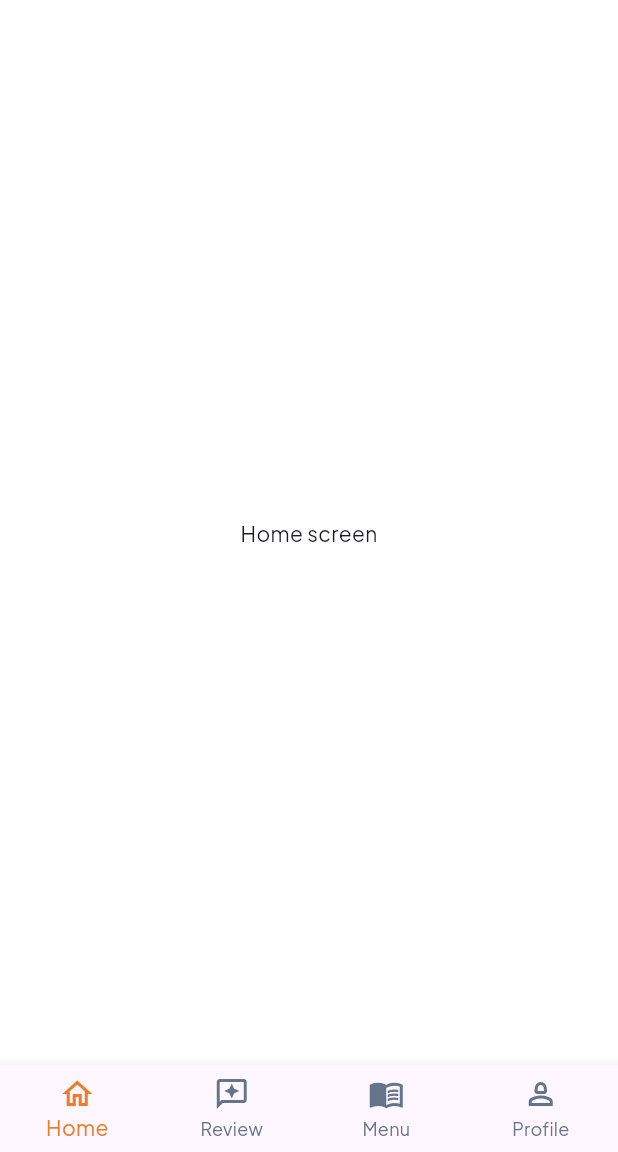
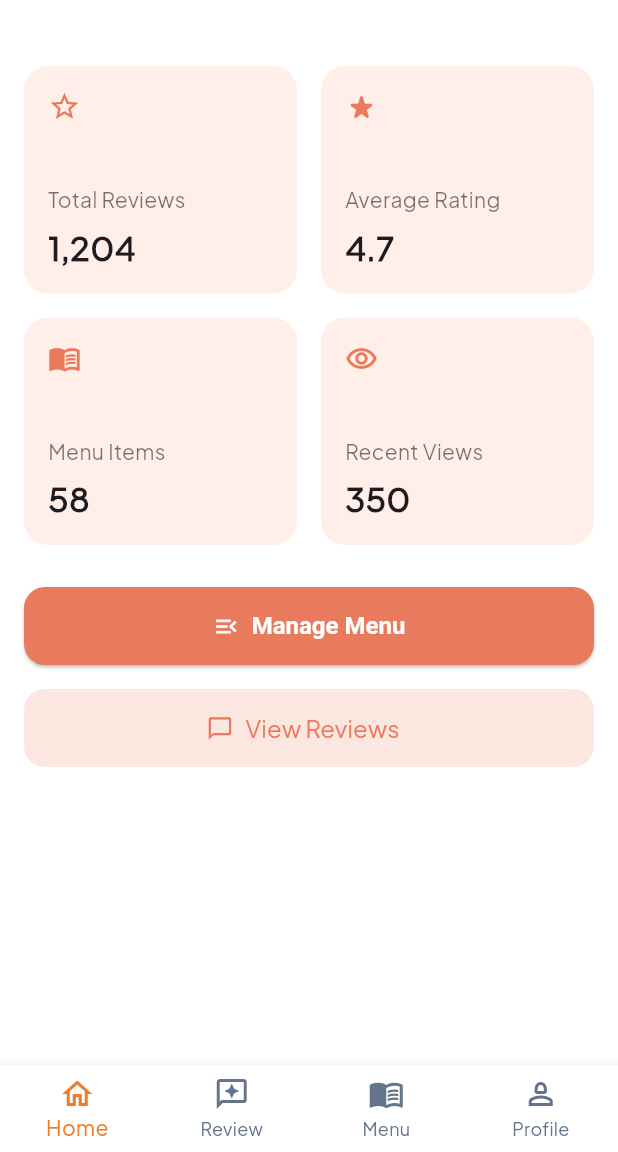
Before and after one commit to SnehaMdhr/munch_nearby, a Flutter app: the BottomNavigationBarForRestaurant screen opened directly, on a phone screen of 412 x 824 dp, the part 84-1236 px from its top. Run offline on Flutter 3.47's test engine with Material 3 defaults, Android fonts, the phone set to English and light mode, and no system bars.

Commit message:
dashboard for restaurant owner compeleted

```diff
--- a/lib/screens/bottom_navigation_bar_for_restaurant.dart
+++ b/lib/screens/bottom_navigation_bar_for_restaurant.dart
@@ -39,7 +39,7 @@ class _BottomNavigationBarForRestaurantState extends State<BottomNavigationBarFo
           BottomNavigationBarItem(icon: Icon(Icons.menu_book_outlined), label: "Menu"),
           BottomNavigationBarItem(icon: Icon(Icons.person_2_outlined), label: "Profile")
         ],
-
+        backgroundColor: Colors.white,
         selectedItemColor: Color(0xFFEE7C2B),
         unselectedItemColor: Color(0xFF64748B),
         currentIndex: _selectedIndex,
--- a/lib/screens/bottom_screen_restaurant_owner/home_screen_restaurant.dart
+++ b/lib/screens/bottom_screen_restaurant_owner/home_screen_restaurant.dart
@@ -1,4 +1,5 @@
 import 'package:flutter/material.dart';
+import 'package:munch_nearby/widgets/dashboard_card.dart';
 
 class HomeScreenRestaurant extends StatelessWidget {
   const HomeScreenRestaurant({super.key});
@@ -6,8 +7,93 @@ class HomeScreenRestaurant extends StatelessWidget {
   @override
   Widget build(BuildContext context) {
     return SizedBox.expand(
-      child: Center(
-        child: Text("Home screen"),
+      child: SafeArea(
+        child: SingleChildScrollView(
+          padding: const EdgeInsets.symmetric(horizontal: 16, vertical: 20),
+          child: Column(
+            crossAxisAlignment: CrossAxisAlignment.start,
+            children: [
+
+              const SizedBox(height: 24),
+
+              GridView.count(
+                crossAxisCount: 2,
+                shrinkWrap: true,
+                physics: const NeverScrollableScrollPhysics(),
+                mainAxisSpacing: 16,
+                crossAxisSpacing: 16,
+                childAspectRatio: 1.2,
+                children: const [
+                  DashboardCard(
+                    icon: Icons.star_border,
+                    title: "Total Reviews",
+                    value: "1,204",
+                  ),
+                  DashboardCard(
+                    icon: Icons.star_rate_rounded,
+                    title: "Average Rating",
+                    value: "4.7",
+                  ),
+                  DashboardCard(
+                    icon: Icons.menu_book_outlined,
+                    title: "Menu Items",
+                    value: "58",
+                  ),
+                  DashboardCard(
+                    icon: Icons.remove_red_eye_outlined,
+                    title: "Recent Views",
+                    value: "350",
+                  ),
+                ],
+              ),
+
+              const SizedBox(height: 28),
+
+              /// Manage Menu Button
+              SizedBox(
+                width: double.infinity,
+                height: 52,
+                child: ElevatedButton.icon(
+                  onPressed: () {},
+                  icon: const Icon(Icons.menu_open),
+                  label: const Text(
+                    "Manage Menu",
+                    style: TextStyle(fontSize: 16),
+                  ),
+                  style: OutlinedButton.styleFrom(
+                    shape: RoundedRectangleBorder(
+                      borderRadius: BorderRadius.circular(14),
+                    ),
+                  ),
+                ),
+              ),
+
+              const SizedBox(height: 16),
+
+              /// View Reviews Button
+              SizedBox(
+                width: double.infinity,
+                height: 52,
+                child: OutlinedButton.icon(
+                  onPressed: () {},
+                  icon: const Icon(Icons.chat_bubble_outline),
+                  label: const Text(
+                    "View Reviews",
+                    style: TextStyle(fontSize: 16),
+                  ),
+                  style: OutlinedButton.styleFrom(
+                    foregroundColor: const Color(0xFFEB7A5C),
+                    backgroundColor: const Color(0xFFFBE7E0),
+                    side: BorderSide.none,
+                    shape: RoundedRectangleBorder(
+                      borderRadius: BorderRadius.circular(14),
+                    ),
+                  ),
+                ),
+              ),
+            ],
+          ),
+        ),
       ),
     );
   }
--- /dev/null
+++ b/lib/widgets/dashboard_card.dart
@@ -0,0 +1,50 @@
+import 'package:flutter/material.dart';
+
+class DashboardCard extends StatelessWidget {
+  final IconData icon;
+  final String title;
+  final String value;
+
+  const DashboardCard({super.key,
+    required this.icon,
+    required this.title,
+    required this.value,
+  });
+
+  @override
+  Widget build(BuildContext context) {
+    return Container(
+      decoration: BoxDecoration(
+        color: const Color(0xFFFFEFE8),
+        borderRadius: BorderRadius.circular(16),
+      ),
+      padding: const EdgeInsets.all(16),
+      child: Column(
+        crossAxisAlignment: CrossAxisAlignment.start,
+        children: [
+          Icon(
+            icon,
+            color: const Color(0xFFEB7A5C),
+            size: 22,
+          ),
+          const Spacer(),
+          Text(
+            title,
+            style: const TextStyle(
+              fontSize: 14,
+              color: Colors.black54,
+            ),
+          ),
+          const SizedBox(height: 6),
+          Text(
+            value,
+            style: const TextStyle(
+              fontSize: 22,
+              fontWeight: FontWeight.bold,
+            ),
+          ),
+        ],
+      ),
+    );
+  }
+}
```
